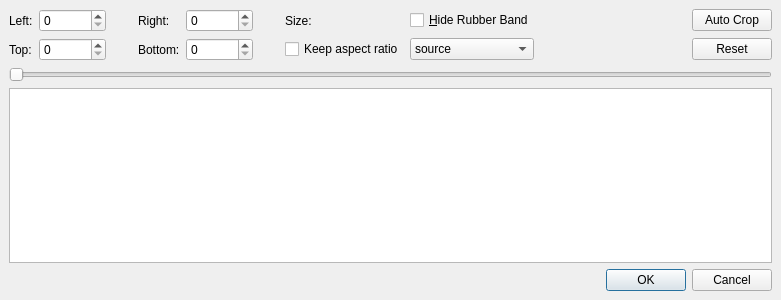
Qt form avidemux_plugins/ADM_videoFilters6/crop/qt5/crop.ui (mean00/avidemux2) before a commit.
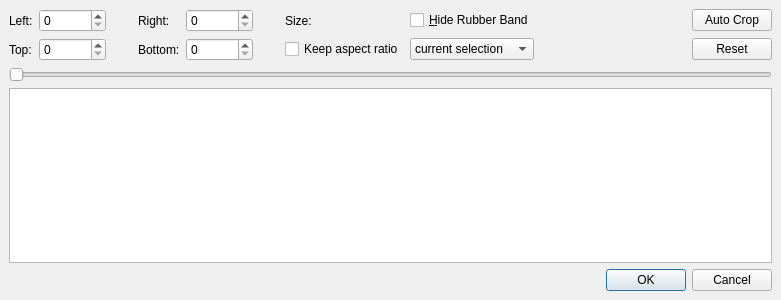
The same form after that commit. Custom widgets are drawn as their Qt base class.

Commit message: [crop/qt5] add "current selection" option for aspect ratio list

Diff of the .ui file:
```diff
--- a/avidemux_plugins/ADM_videoFilters6/crop/qt5/crop.ui
+++ b/avidemux_plugins/ADM_videoFilters6/crop/qt5/crop.ui
@@ -209,6 +209,11 @@
      </item>
      <item row="1" column="7">
       <widget class="QComboBox" name="comboBoxAspectRatio">
+       <item>
+        <property name="text">
+         <string>current selection</string>
+        </property>
+       </item>
        <item>
         <property name="text">
          <string>source</string>
```
The commit also changes 2 other files.
